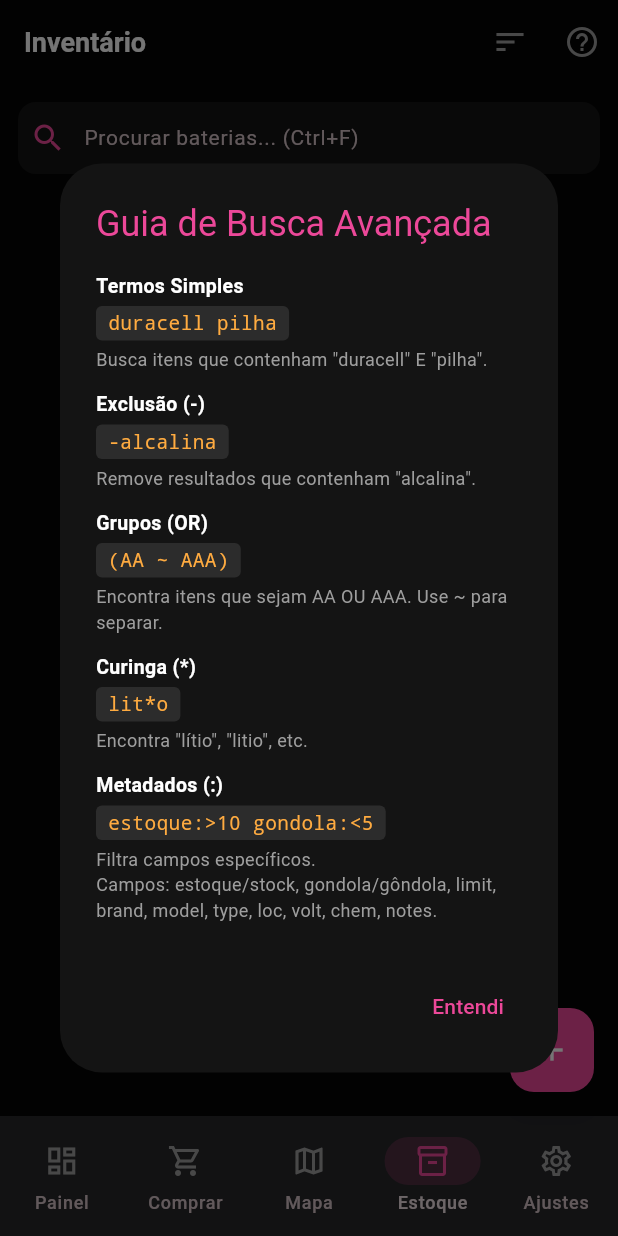
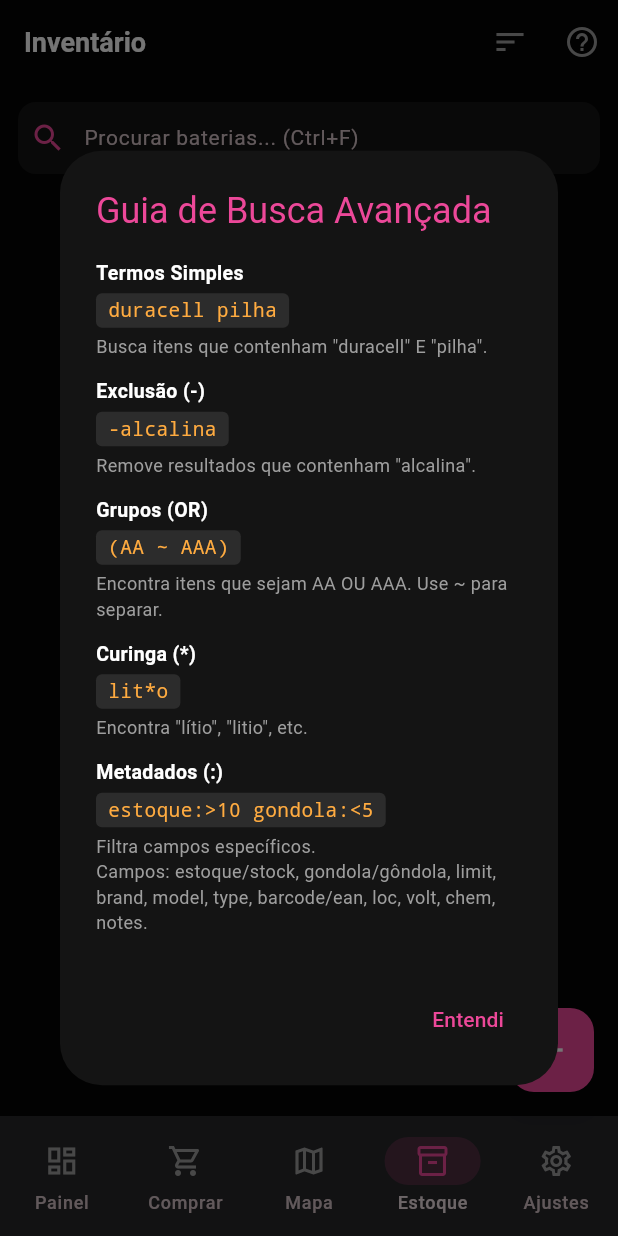
Before and after one commit to polarxpression/bms, a Flutter app: the screen it shows after launch, item 4 of the bottom bar chosen, after a tap on the "help outline" icon, on a phone screen of 412 x 824 dp. Run offline on Flutter 3.47's test engine with Material 3 defaults, Android fonts, the phone set to English and light mode, and no system bars; our stand-ins replace cloud_firestore, csv, diacritic, firebase_core, flutter_riverpod, flutter_svg and 6 more; missing offline and left inert: file_saver, version; accounts and stored records are empty; network calls fail.

Commit message:
feat: make barcode editable, searchable, and visible

```diff
--- a/lib/core/utils/search_query_parser.dart
+++ b/lib/core/utils/search_query_parser.dart
@@ -136,6 +136,9 @@ class SearchQueryParser {
     if (key == 'type' || key == 'tipo') {
       fieldVal = b.type;
     }
+    if (key == 'barcode' || key == 'ean' || key == 'code') {
+      fieldVal = b.barcode;
+    }
     if (key == 'loc' || key == 'location' || key == 'local') {
       fieldVal = b.location;
     }
@@ -178,6 +181,7 @@ class SearchQueryParser {
       b.brand,
       b.model,
       b.type,
+      b.barcode,
       b.location,
       b.notes,
       b.voltage,
--- a/lib/ui/screens/battery_form_screen.dart
+++ b/lib/ui/screens/battery_form_screen.dart
@@ -208,6 +208,15 @@ class _BatteryFormScreenState extends State<BatteryFormScreen> {
                       _type,
                       existingTypes,
                       (v) => _type = v,
+                    ),
+                    const SizedBox(height: 12),
+                    TextFormField(
+                      initialValue: _barcode,
+                      decoration: const InputDecoration(
+                        labelText: 'Código de Barras (EAN)',
+                        prefixIcon: Icon(Icons.qr_code),
+                      ),
+                      onSaved: (v) => _barcode = v ?? '',
                     ),
 
                     _section('Localização & Quantidade'),
```
Also changed, not shown: lib/ui/screens/inventory_screen.dart (+30 -1 lines).
